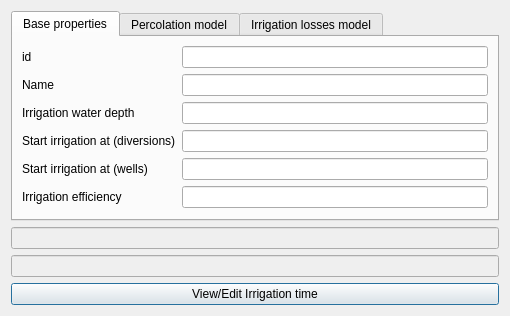
Above: layerforms/irrigation_method_dialog.ui from rita-tools/IdrAgraTools before the change. Below: the same form after it.
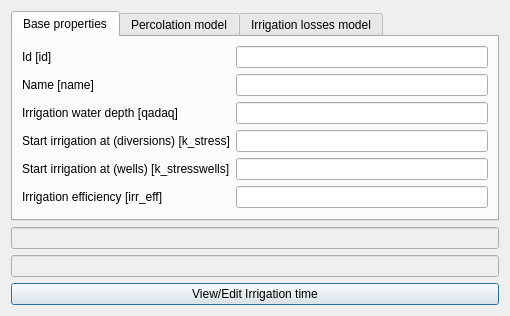
That is the form after the change. The open tabs and pages were chosen to show the change.

Diff of the .ui file:
```diff
--- a/layerforms/irrigation_method_dialog.ui
+++ b/layerforms/irrigation_method_dialog.ui
@@ -7,7 +7,7 @@
     <x>0</x>
     <y>0</y>
     <width>510</width>
-    <height>286</height>
+    <height>294</height>
    </rect>
   </property>
   <property name="windowTitle">
@@ -33,7 +33,7 @@
           <string>The name of the irrigation method</string>
          </property>
          <property name="text">
-          <string>id</string>
+          <string>Id [id]</string>
          </property>
         </widget>
        </item>
@@ -53,7 +53,7 @@
           <string>The name of the irrigation method</string>
          </property>
          <property name="text">
-          <string>Name</string>
+          <string>Name [name]</string>
          </property>
         </widget>
        </item>
@@ -70,7 +70,7 @@
           <string>Irrigation water depth (mm)</string>
          </property>
          <property name="text">
-          <string>Irrigation water depth</string>
+          <string>Irrigation water depth [qadaq]</string>
          </property>
         </widget>
        </item>
@@ -87,7 +87,7 @@
           <string>Water stress coefficient for the activation of irrigation from water diversions</string>
          </property>
          <property name="text">
-          <string>Start irrigation at (diversions)</string>
+          <string>Start irrigation at (diversions) [k_stress]</string>
          </property>
         </widget>
        </item>
@@ -104,7 +104,7 @@
           <string>Water stress coefficient for the activation of irrigation from private wells</string>
          </property>
          <property name="text">
-          <string>Start irrigation at (wells)</string>
+          <string>Start irrigation at (wells) [k_stresswells]</string>
          </property>
         </widget>
        </item>
@@ -118,7 +118,7 @@
        <item row="5" column="0">
         <widget class="QLabel" name="irr_eff_LBL">
          <property name="text">
-          <string>Irrigation efficiency</string>
+          <string>Irrigation efficiency [irr_eff]</string>
          </property>
         </widget>
        </item>
```
Left out of the diff: 14 changed lines with no effect on the pictures.
